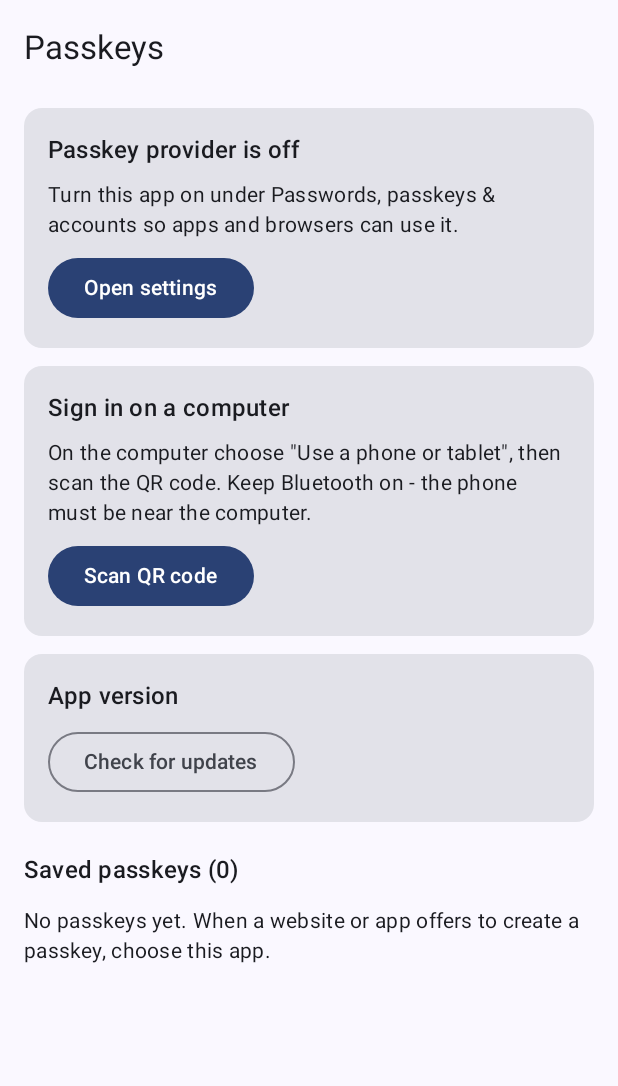
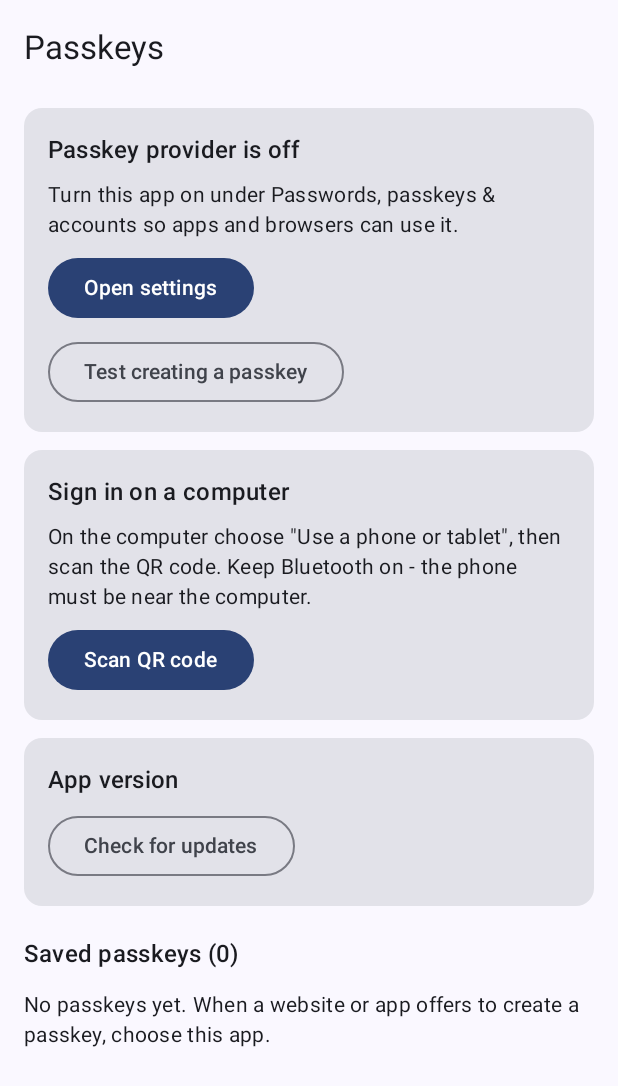
Before and after one commit to aman-dhakar-191/passkey-provider-android, an Android app built with Jetpack Compose: the screen it shows after launch (MainActivity), on a phone screen of 412 x 824 dp. Shown: the top 1086 px of the screen. Run offline under Robolectric (Android 15) with nearby library versions, the phone set to English and light mode, and no system bars; libraries missing offline, so code that uses them is left out: com.google.mlkit.vision; network calls fail; pictures from the network do not load; 1 statement that could not run was skipped.

Commit message:
Add an in-app self-test that creates a passkey through Credential Manager
Chrome showed only "USB security key" / "Use another device" and never asked
the provider, even with Passkey Provider as Android's preferred service. The
self-test calls CredentialManager.createCredential directly (no browser), so it
shows whether Android routes creation to this provider and whether creation
works end to end. It uses a reserved .invalid RP ID that only this app itself
may use, since there is no site to publish assetlinks.json on.

Co-Authored-By: Claude Opus 5.5 <noreply@anthropic.com>
Claude-Session: https://claude.ai/code/session_015icLdhn87vfXpiFWKiHrWN

```diff
--- a/app/src/main/java/io/github/amandhakar/passkey/provider/CallerVerifier.kt
+++ b/app/src/main/java/io/github/amandhakar/passkey/provider/CallerVerifier.kt
@@ -39,6 +39,9 @@ class CallerVerifier(private val context: Context) {
     fun verifyRpId(info: CallingAppInfo, origin: String, rpId: String) {
         if (!isValidDomain(rpId)) throw SecurityException("Invalid RP ID: $rpId")
         if (origin.startsWith("android:apk-key-hash:")) {
+            // The in-app self-test: only this app itself may use the reserved test RP ID, and it has no
+            // website to publish assetlinks.json on. Other apps cannot run under this package name.
+            if (rpId == SELF_TEST_RP_ID && info.packageName == context.packageName) return
             val fingerprint = WebAuthnEncoding.sha256(currentCertificate(info.signingInfo))
             if (!DigitalAssetLinks.verify(rpId, info.packageName, fingerprint)) {
                 throw SecurityException("$rpId does not allow ${info.packageName} to use its passkeys")
@@ -55,6 +58,9 @@ class CallerVerifier(private val context: Context) {
     }
 
     companion object {
+        /** Reserved RP ID for the self-test (.invalid can never be a real domain, RFC 2606). */
+        const val SELF_TEST_RP_ID = "selftest.passkey-provider.invalid"
+
         private val DOMAIN = Regex("^(?=.{1,253}$)([a-z0-9]([a-z0-9-]{0,61}[a-z0-9])?)(\\.[a-z0-9]([a-z0-9-]{0,61}[a-z0-9])?)*$")
 
         fun isValidDomain(value: String) = DOMAIN.matches(value) && (value.contains('.') || value == "localhost")
--- a/app/src/main/java/io/github/amandhakar/passkey/ui/MainActivity.kt
+++ b/app/src/main/java/io/github/amandhakar/passkey/ui/MainActivity.kt
@@ -59,6 +59,7 @@ class MainActivity : FragmentActivity() {
                     versionName = BuildConfig.VERSION_NAME,
                     onOpenProviderSettings = ::openProviderSettings,
                     onScanQr = ::scanQr,
+                    onSelfTest = { lifecycleScope.launch { toast(SelfTest.run(this@MainActivity)) } },
                     onDelete = ::deletePasskey,
                     onCheckUpdate = { checkForUpdate(quiet = false) },
                     onInstallUpdate = ::installUpdate,
--- a/app/src/main/java/io/github/amandhakar/passkey/ui/MainScreen.kt
+++ b/app/src/main/java/io/github/amandhakar/passkey/ui/MainScreen.kt
@@ -50,6 +50,7 @@ fun MainScreen(
     versionName: String,
     onOpenProviderSettings: () -> Unit,
     onScanQr: () -> Unit,
+    onSelfTest: () -> Unit,
     onDelete: (Passkey) -> Unit,
     onCheckUpdate: () -> Unit,
     onInstallUpdate: (Release) -> Unit,
@@ -71,7 +72,7 @@ fun MainScreen(
             ),
             verticalArrangement = Arrangement.spacedBy(12.dp),
         ) {
-            item { ProviderCard(providerEnabled, onOpenProviderSettings) }
+            item { ProviderCard(providerEnabled, onOpenProviderSettings, onSelfTest) }
             problems?.let { text -> item { ProblemsCard(text, onCopyProblems, onClearProblems) } }
             item { CrossDeviceCard(onScanQr) }
             if (updatesEnabled) item { UpdateCard(updateState, versionName, onCheckUpdate, onInstallUpdate) }
@@ -115,7 +116,7 @@ fun MainScreen(
 }
 
 @Composable
-private fun ProviderCard(enabled: Boolean, onOpenSettings: () -> Unit) {
+private fun ProviderCard(enabled: Boolean, onOpenSettings: () -> Unit, onSelfTest: () -> Unit) {
     Card(Modifier.fillMaxWidth()) {
         Column(Modifier.padding(16.dp), verticalArrangement = Arrangement.spacedBy(8.dp)) {
             Text(
@@ -128,6 +129,7 @@ private fun ProviderCard(enabled: Boolean, onOpenSettings: () -> Unit) {
                 style = MaterialTheme.typography.bodyMedium,
             )
             if (!enabled) Button(onClick = onOpenSettings) { Text("Open settings") }
+            OutlinedButton(onClick = onSelfTest) { Text("Test creating a passkey") }
         }
     }
 }
```
Also changed, not shown: app/src/main/java/io/github/amandhakar/passkey/ui/SelfTest.kt (added, +53 -0 lines).
